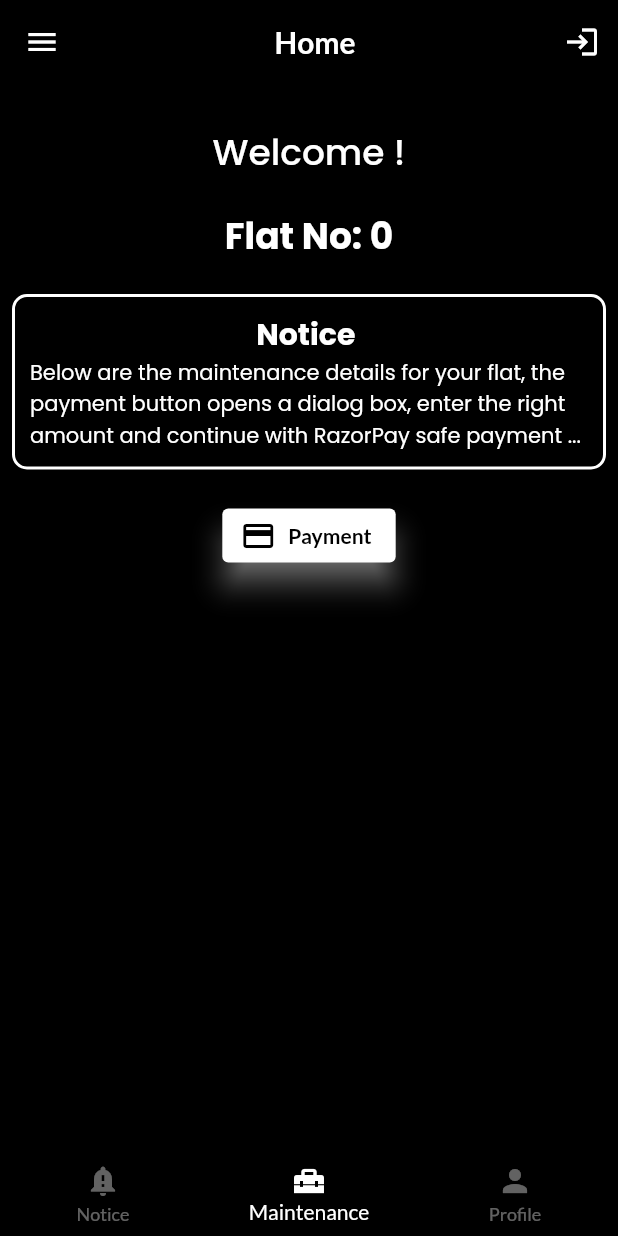
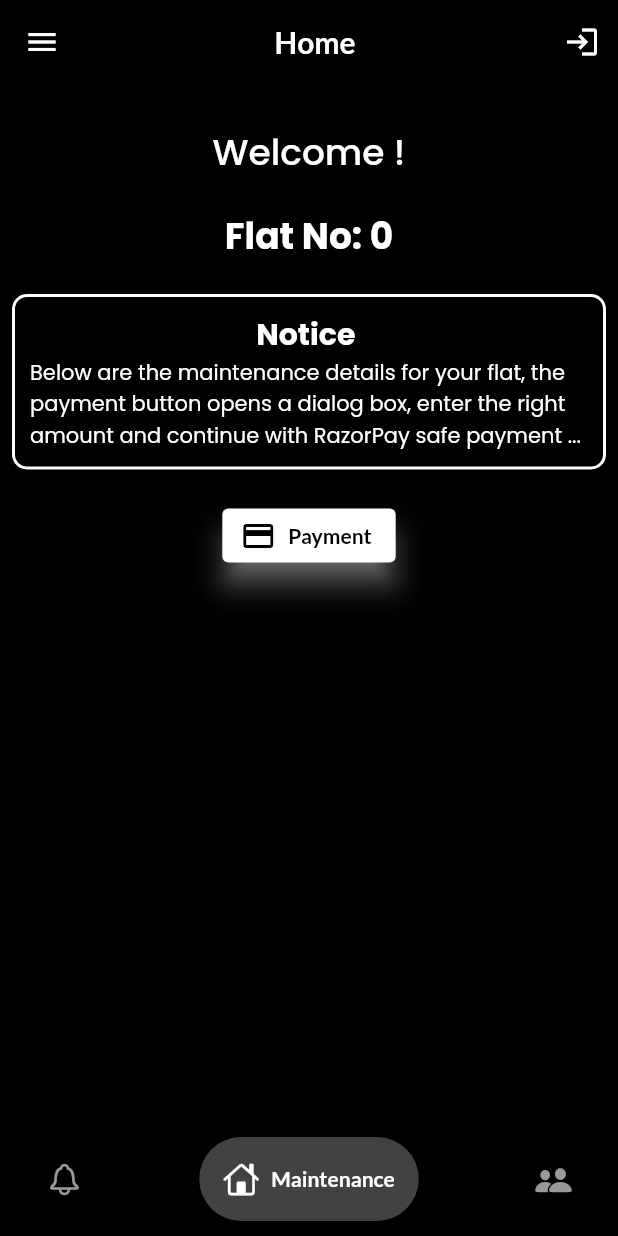
Before and after one commit to rishabhky/society_app, a Flutter app: the HomePage screen opened directly with empty values, item 2 of the bottom bar chosen, on a phone screen of 412 x 824 dp. Run offline on Flutter 3.47's test engine with Material 2 defaults, Android fonts, the phone set to English and light mode, and no system bars; drawn by our look-alikes of google_nav_bar; our stand-ins replace cloud_firestore, firebase_auth, firebase_core, fluttertoast, google_fonts; missing offline and left inert: razorpay_flutter; accounts and stored records are empty.

Commit message:
bottom_nav

```diff
--- a/lib/pages/home_page.dart
+++ b/lib/pages/home_page.dart
@@ -1,8 +1,10 @@
 import 'package:cloud_firestore/cloud_firestore.dart';
+import 'package:flutter/cupertino.dart';
 import 'package:flutter/material.dart';
 import 'package:firebase_auth/firebase_auth.dart';
 import 'package:fluttertoast/fluttertoast.dart';
 import 'package:google_fonts/google_fonts.dart';
+import 'package:google_nav_bar/google_nav_bar.dart';
 import 'package:razorpay_flutter/razorpay_flutter.dart';
 import 'package:vmg/pages/Admin_notice.dart';
 import 'package:vmg/pages/user_notice.dart';
@@ -133,30 +135,31 @@ class _HomePageState extends State<HomePage> {
         ),
       ),
       body: _getSelectedScreen(_selectedIndex),
-      bottomNavigationBar: BottomNavigationBar(
-        selectedLabelStyle: TextStyle(color: Colors.white),
-        selectedIconTheme: IconThemeData(color: Colors.white),
-        unselectedIconTheme: IconThemeData(color: Colors.white38),
-        unselectedLabelStyle: TextStyle(color: Colors.white),
-        backgroundColor: Colors.black,
-        items: const <BottomNavigationBarItem>[
-          BottomNavigationBarItem(
-            icon: Icon(Icons.notification_important),
-            label: 'Notice',
-          ),
-          BottomNavigationBarItem(
-            icon: Icon(Icons.home_repair_service),
-            label: 'Maintenance',
-          ),
-          BottomNavigationBarItem(
-            icon: Icon(Icons.person),
-            label: 'Profile',
-          ),
-        ],
-        currentIndex: _selectedIndex,
-        selectedItemColor: Colors.white,
-        unselectedItemColor: Colors.white38,
-        onTap: _onItemTapped,
+      bottomNavigationBar: Padding(
+        padding: const EdgeInsets.symmetric(horizontal: 15, vertical: 10),
+        child: GNav(
+          color: Colors.white60,
+          activeColor: Colors.white,
+          tabBackgroundColor: Colors.grey.shade800,
+          gap: 8,
+          padding: EdgeInsets.all(16),
+          tabs: const [
+            GButton(
+              icon: CupertinoIcons.bell,
+              text: 'Notice',
+            ),
+            GButton(
+              icon: CupertinoIcons.home,
+              text: 'Maintenance',
+            ),
+            GButton(
+              icon: CupertinoIcons.person_2_fill,
+              text: 'Profile',
+            )
+          ],
+          selectedIndex: _selectedIndex,
+          onTabChange: _onItemTapped,
+        ),
       ),
       drawer: MyDrawer(username: widget.username),
     );
--- a/pubspec.yaml
+++ b/pubspec.yaml
@@ -41,6 +41,7 @@ dependencies:
   cloud_firestore: ^4.8.4
   razorpay_flutter: ^1.3.5
   fluttertoast: ^8.2.2
+  google_nav_bar: ^5.0.6
 
 
 dev_dependencies:
```
Also changed, not shown: lib/pages/Admin_notice.dart (+19 -7 lines), lib/pages/admin_home.dart (+28 -29 lines), pubspec.lock.
